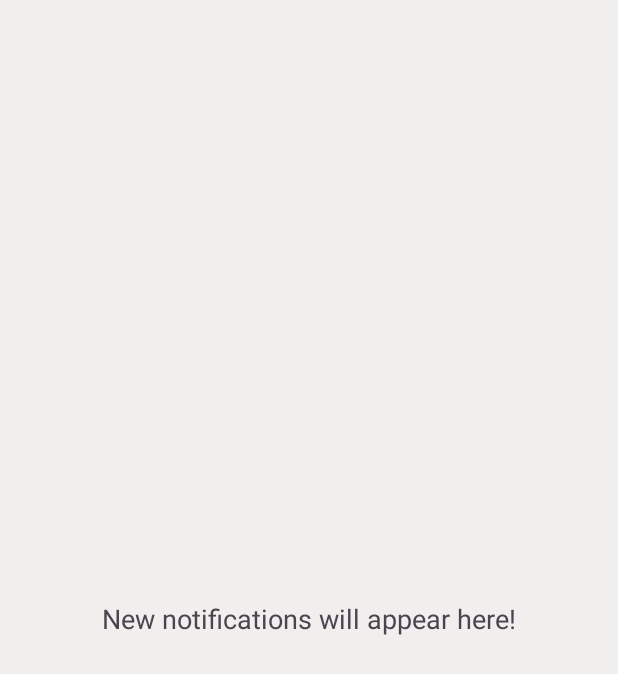
After one commit to sreejithcr22/NotificationHistory, an Android app: the NotificationsListActivity screen opened directly, with no data from a screen before it, on a phone screen of 412 x 824 dp. The commit adds this screen. Shown: the top 674 px of the screen. Run offline under Robolectric (Android 15) with nearby library versions, the phone set to English and light mode, and no system bars; our stand-ins replace Dagger/Hilt's generated code, Room's generated code.

Commit message:
Added NotificationsListViewModel

```diff
--- a/app/src/main/AndroidManifest.xml
+++ b/app/src/main/AndroidManifest.xml
@@ -13,6 +13,10 @@
         android:supportsRtl="true"
         android:theme="@style/Theme.NotificationHistory"
         tools:targetApi="31">
+        <activity
+            android:name=".ui.NotificationsListActivity"
+            android:exported="false" />
+
         <service
             android:name=".service.NotificationService"
             android:enabled="true"
--- a/app/src/main/java/com/sreejith/notificationhistory/data/db/DatabaseModule.kt
+++ b/app/src/main/java/com/sreejith/notificationhistory/data/db/DatabaseModule.kt
@@ -1,7 +1,6 @@
 package com.sreejith.notificationhistory.data.db
 
 import android.content.Context
-import androidx.room.Database
 import androidx.room.Room
 import dagger.Module
 import dagger.Provides
--- a/app/src/main/java/com/sreejith/notificationhistory/data/db/NotificationsDb.kt
+++ b/app/src/main/java/com/sreejith/notificationhistory/data/db/NotificationsDb.kt
@@ -1,8 +1,6 @@
 package com.sreejith.notificationhistory.data.db
 
-import android.content.Context
 import androidx.room.Database
-import androidx.room.Room
 import androidx.room.RoomDatabase
 
 @Database(entities = [Notification::class], version = 1)
--- a/app/src/main/java/com/sreejith/notificationhistory/data/repo/NotificationsRepo.kt
+++ b/app/src/main/java/com/sreejith/notificationhistory/data/repo/NotificationsRepo.kt
@@ -13,9 +13,10 @@ import javax.inject.Inject
 
 
 private const val TAG = "NotificationsRepo"
+
 class NotificationsRepo @Inject constructor(
-     val notificationsDao: NotificationsDao,
-     val app: Application
+    private val notificationsDao: NotificationsDao,
+    val app: Application
 ) {
 
     private suspend fun insertNotificationToDb(notification: Notification) {
@@ -39,7 +40,7 @@ class NotificationsRepo @Inject constructor(
     }
 
     suspend fun saveNotification(sbn: StatusBarNotification?) {
-       processNotification(sbn)?.let { insertNotificationToDb(it) }
+        processNotification(sbn)?.let { insertNotificationToDb(it) }
     }
 
     private fun processNotification(sbn: StatusBarNotification?): Notification? {
@@ -57,8 +58,7 @@ class NotificationsRepo @Inject constructor(
             val packageName = sbn.packageName
             val postTime = sbn.postTime
             val appName = getAppNameFromPackage(packageName)
-            if(title == "") return null
-            Log.i(TAG, "time = $postTime, title = $title, text = $text, package = $packageName, app = $appName")
+            if (title == "") return null
             Notification(postTime, title, text, packageName, appName)
         } ?: run {
             Log.e(TAG, "notification or bundle null")
@@ -77,6 +77,4 @@ class NotificationsRepo @Inject constructor(
     }
 
 
-
-
 }
--- a/app/src/main/java/com/sreejith/notificationhistory/service/NotificationService.kt
+++ b/app/src/main/java/com/sreejith/notificationhistory/service/NotificationService.kt
@@ -2,7 +2,6 @@ package com.sreejith.notificationhistory.service
 
 import android.service.notification.NotificationListenerService
 import android.service.notification.StatusBarNotification
-import com.sreejith.notificationhistory.data.db.NotificationsDb
 import com.sreejith.notificationhistory.data.repo.NotificationsRepo
 import dagger.hilt.android.AndroidEntryPoint
 import kotlinx.coroutines.CoroutineScope
@@ -11,8 +10,6 @@ import kotlinx.coroutines.Job
 import kotlinx.coroutines.cancel
 import kotlinx.coroutines.launch
 import javax.inject.Inject
-
-const val TAG = "payload"
 
 @AndroidEntryPoint
 class NotificationService : NotificationListenerService() {
--- /dev/null
+++ b/app/src/main/java/com/sreejith/notificationhistory/ui/NotificationsListActivity.kt
@@ -0,0 +1,58 @@
+package com.sreejith.notificationhistory.ui
+
+import android.os.Bundle
+import android.util.Log
+import android.view.View
+import android.widget.TextView
+import androidx.appcompat.app.AppCompatActivity
+import androidx.lifecycle.ViewModelProvider
+import androidx.recyclerview.widget.RecyclerView
+import com.sreejith.notificationhistory.R.id
+import com.sreejith.notificationhistory.R.layout
+import com.sreejith.notificationhistory.data.db.Notification
+import com.sreejith.notificationhistory.data.repo.NotificationsRepo
+import com.sreejith.notificationhistory.viewmodel.NotificationsListViewModel
+import dagger.hilt.android.AndroidEntryPoint
+import javax.inject.Inject
+
+@AndroidEntryPoint
+class NotificationsListActivity : AppCompatActivity() {
+    @Inject
+    lateinit var notificationsRepo: NotificationsRepo
+    private lateinit var notificationsListViewModel: NotificationsListViewModel
+    private lateinit var recyclerView: RecyclerView
+    private lateinit var emptyNotificationsText: TextView
+    override fun onCreate(savedInstanceState: Bundle?) {
+        super.onCreate(savedInstanceState)
+        setContentView(layout.activity_notification_list)
+
+        notificationsListViewModel = ViewModelProvider(this)[NotificationsListViewModel::class.java]
+        emptyNotificationsText = findViewById(id.no_notifications)
+        recyclerView = findViewById(id.notification_recycler_view)
+        loadNotificationRecyclerView()
+
+    }
+
+    private fun loadNotificationRecyclerView() {
+        val notificationsList = ArrayList<Notification>()
+        val notificationsAdapter = NotificationsAdapter(notificationsList)
+        recyclerView.adapter = notificationsAdapter
+
+        notificationsListViewModel.notifications?.observe(this) {
+            if (it.size > notificationsList.size) {
+                val newItemsCount = it.size - notificationsList.size
+                Log.i("NotificationsListActivity", "$newItemsCount items added")
+                var i = newItemsCount
+                while (--i >= 0) {
+                    notificationsList.add(0, it[i])
+                    notificationsAdapter.notifyItemInserted(0)
+                }
+            }
+
+            recyclerView.visibility = if (notificationsList.isEmpty()) View.GONE else View.VISIBLE
+            emptyNotificationsText.visibility =
+                if (notificationsList.isEmpty()) View.VISIBLE else View.GONE
+
+        }
+    }
+}
--- /dev/null
+++ b/app/src/main/java/com/sreejith/notificationhistory/viewmodel/NotificationsListViewModel.kt
@@ -0,0 +1,31 @@
+package com.sreejith.notificationhistory.viewmodel
+
+import android.app.Application
+import android.app.NotificationManager
+import android.content.ComponentName
+import androidx.appcompat.app.AppCompatActivity
+import androidx.lifecycle.LiveData
+import androidx.lifecycle.MutableLiveData
+import androidx.lifecycle.ViewModel
+import com.sreejith.notificationhistory.data.repo.NotificationsRepo
+import com.sreejith.notificationhistory.service.NotificationService
+import dagger.hilt.android.lifecycle.HiltViewModel
+import javax.inject.Inject
+
+@HiltViewModel
+class NotificationsListViewModel @Inject constructor(
+    private val app: Application,
+    notificationsRepo: NotificationsRepo
+) : ViewModel() {
+
+    private val _hasNotificationAccess = MutableLiveData<Boolean>()
+    val hasNotificationAccess: LiveData<Boolean> = _hasNotificationAccess
+    val notifications = notificationsRepo.getAllNotifications()
+
+     fun checkNotificationAccess() {
+        val componentName = ComponentName(app.packageName, NotificationService::class.java.name)
+        val notificationManager =
+            app.getSystemService(AppCompatActivity.NOTIFICATION_SERVICE) as NotificationManager
+        _hasNotificationAccess.value = notificationManager.isNotificationListenerAccessGranted(componentName)
+        }
+}
--- /dev/null
+++ b/app/src/main/res/layout/activity_notification_list.xml
@@ -0,0 +1,31 @@
+<?xml version="1.0" encoding="utf-8"?>
+<androidx.constraintlayout.widget.ConstraintLayout xmlns:android="http://schemas.android.com/apk/res/android"
+    android:background="#F1EEEE"
+    xmlns:app="http://schemas.android.com/apk/res-auto"
+    xmlns:tools="http://schemas.android.com/tools"
+    android:layout_width="match_parent"
+    android:layout_height="match_parent"
+    tools:context=".ui.NotificationsListActivity">
+
+    <TextView
+        android:textSize="18sp"
+        android:id="@+id/no_notifications"
+        android:text="@string/no_new_notifications"
+        android:layout_width="wrap_content"
+        android:layout_height="wrap_content"
+        app:layout_constraintBottom_toBottomOf="parent"
+        app:layout_constraintEnd_toEndOf="parent"
+        app:layout_constraintStart_toStartOf="parent"
+        app:layout_constraintTop_toTopOf="parent" />
+
+    <androidx.recyclerview.widget.RecyclerView
+        app:layoutManager="androidx.recyclerview.widget.LinearLayoutManager"
+        android:id="@+id/notification_recycler_view"
+        android:layout_width="match_parent"
+        android:layout_height="match_parent"
+        app:layout_constraintBottom_toBottomOf="parent"
+        app:layout_constraintEnd_toEndOf="parent"
+        app:layout_constraintStart_toStartOf="parent"
+        app:layout_constraintTop_toTopOf="parent" />
+
+</androidx.constraintlayout.widget.ConstraintLayout>
--- a/app/src/main/res/values/strings.xml
+++ b/app/src/main/res/values/strings.xml
@@ -1,3 +1,6 @@
 <resources>
     <string name="app_name">NotificationHistory</string>
+    <string name="please_grant_notification_access">Please allow notification access</string>
+    <string name="grant_access">Grant Access</string>
+    <string name="no_new_notifications">New notifications will appear here!</string>
 </resources>
```
Also changed, not shown: app/src/main/java/com/sreejith/notificationhistory/ui/MainActivity.kt (+26 -46 lines), app/src/main/res/layout/activity_main.xml (+17 -7 lines).
